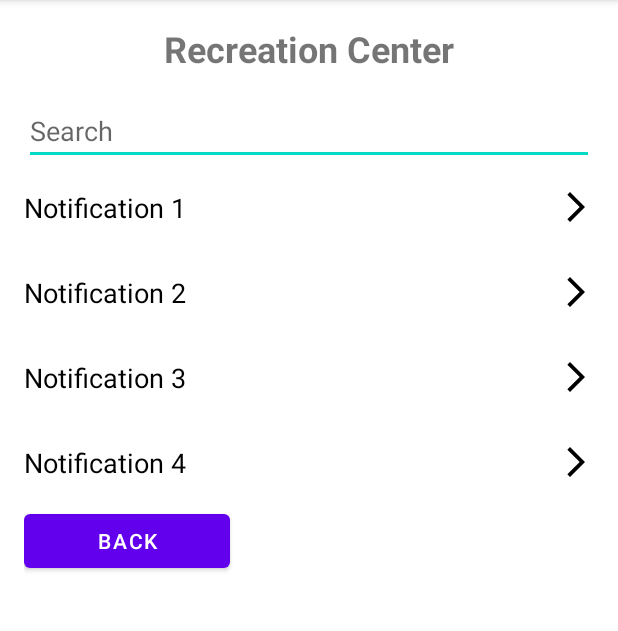
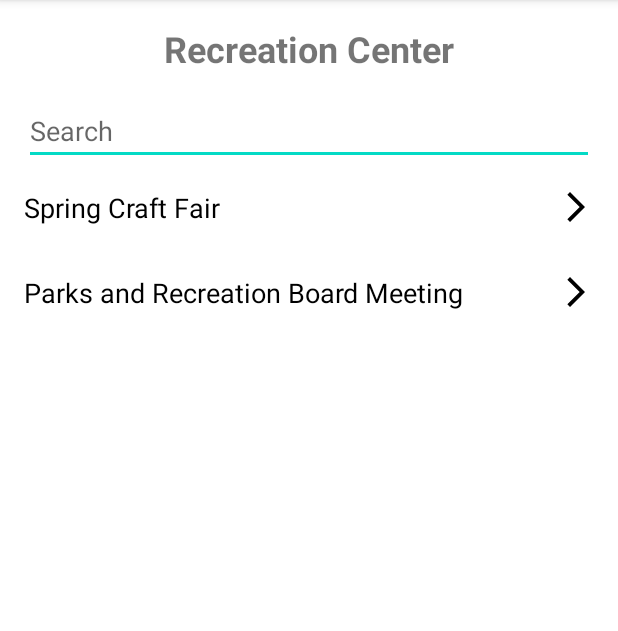
Before and after one commit to codebender14/app_NW_Ravens, an Android app: the RcNotificationSpecificActivity screen opened directly, with no data from a screen before it, on a phone screen of 412 x 824 dp, the part 84-715 px from its top. Run offline under Robolectric (Android 15) with nearby library versions, the phone set to English and light mode, and no system bars.

Commit message:
S550031 Mounika Annabathina updated notifications for Recreation Center

```diff
--- a/app/src/main/java/com/example/nwravens/RcNotificationSpecificActivity.java
+++ b/app/src/main/java/com/example/nwravens/RcNotificationSpecificActivity.java
@@ -19,15 +19,15 @@ public class RcNotificationSpecificActivity extends AppCompatActivity {
     protected void onCreate(Bundle savedInstanceState) {
         super.onCreate(savedInstanceState);
         setContentView(R.layout.activity_rc_notification_specific);
-        backButton = findViewById(R.id.button);
-        backButton.setOnClickListener(new View.OnClickListener() {
-            @Override
-            public void onClick(View v) {
-                Intent intent = new Intent(RcNotificationSpecificActivity.this, NotificationHomeActivity.class);
-                startActivity(intent);
-                finish();
-            }
-        });
+//        backButton = findViewById(R.id.button);
+//        backButton.setOnClickListener(new View.OnClickListener() {
+//            @Override
+//            public void onClick(View v) {
+//                Intent intent = new Intent(RcNotificationSpecificActivity.this, NotificationHomeActivity.class);
+//                startActivity(intent);
+//                finish();
+//            }
+//        });
         category1TextView = findViewById(R.id.noti1);
         category1TextView.setOnClickListener(new View.OnClickListener() {
             @Override
@@ -44,21 +44,21 @@ public class RcNotificationSpecificActivity extends AppCompatActivity {
                 startActivity(intent);
             }
         });
-        category3TextView = findViewById(R.id.noti3);
-        category3TextView.setOnClickListener(new View.OnClickListener() {
-            @Override
-            public void onClick(View v) {
-                Intent intent = new Intent(RcNotificationSpecificActivity.this, RcNotification3DescriptionActivity.class);
-                startActivity(intent);
-            }
-        });
-        category4TextView = findViewById(R.id.noti4);
-        category4TextView.setOnClickListener(new View.OnClickListener() {
-            @Override
-            public void onClick(View v) {
-                Intent intent = new Intent(RcNotificationSpecificActivity.this, RcNotification4DescriptionActivity.class);
-                startActivity(intent);
-            }
-        });
+//        category3TextView = findViewById(R.id.noti3);
+//        category3TextView.setOnClickListener(new View.OnClickListener() {
+//            @Override
+//            public void onClick(View v) {
+//                Intent intent = new Intent(RcNotificationSpecificActivity.this, RcNotification3DescriptionActivity.class);
+//                startActivity(intent);
+//            }
+//        });
+//        category4TextView = findViewById(R.id.noti4);
+//        category4TextView.setOnClickListener(new View.OnClickListener() {
+//            @Override
+//            public void onClick(View v) {
+//                Intent intent = new Intent(RcNotificationSpecificActivity.this, RcNotification4DescriptionActivity.class);
+//                startActivity(intent);
+//            }
+//        });
     }
 }
--- a/app/src/main/res/layout/activity_rc_notification_specific.xml
+++ b/app/src/main/res/layout/activity_rc_notification_specific.xml
@@ -35,7 +35,7 @@
         android:onClick="onClick"
         android:paddingTop="16dp"
         android:paddingBottom="16dp"
-        android:text="Notification 1"
+        android:text="Spring Craft Fair"
         android:textColor="@color/black"
         android:textSize="18sp" />
     <!-- Notification 2 -->
@@ -47,39 +47,39 @@
         android:onClick="onClick"
         android:paddingTop="16dp"
         android:paddingBottom="16dp"
-        android:text="Notification 2"
+        android:text="Parks and Recreation Board Meeting"
         android:textColor="@color/black"
         android:textSize="18sp" />
     <!-- Notification 3 -->
-    <TextView
-        android:id="@+id/noti3"
-        android:layout_width="match_parent"
-        android:layout_height="wrap_content"
-        android:drawableEnd="@drawable/ic_forward_arrow"
-        android:onClick="onClick"
-        android:paddingTop="16dp"
-        android:paddingBottom="16dp"
-        android:text="Notification 3"
-        android:textColor="@color/black"
-        android:textSize="18sp" />
+<!--    <TextView-->
+<!--        android:id="@+id/noti3"-->
+<!--        android:layout_width="match_parent"-->
+<!--        android:layout_height="wrap_content"-->
+<!--        android:drawableEnd="@drawable/ic_forward_arrow"-->
+<!--        android:onClick="onClick"-->
+<!--        android:paddingTop="16dp"-->
+<!--        android:paddingBottom="16dp"-->
+<!--        android:text="Notification 3"-->
+<!--        android:textColor="@color/black"-->
+<!--        android:textSize="18sp" />-->
     <!-- Notification 4 -->
-    <TextView
-        android:id="@+id/noti4"
-        android:layout_width="match_parent"
-        android:layout_height="wrap_content"
-        android:drawableEnd="@drawable/ic_forward_arrow"
-        android:onClick="onClick"
-        android:paddingTop="16dp"
-        android:paddingBottom="16dp"
-        android:text="Notification 4"
-        android:textColor="@color/black"
-        android:textSize="18sp" />
+<!--    <TextView-->
+<!--        android:id="@+id/noti4"-->
+<!--        android:layout_width="match_parent"-->
+<!--        android:layout_height="wrap_content"-->
+<!--        android:drawableEnd="@drawable/ic_forward_arrow"-->
+<!--        android:onClick="onClick"-->
+<!--        android:paddingTop="16dp"-->
+<!--        android:paddingBottom="16dp"-->
+<!--        android:text="Notification 4"-->
+<!--        android:textColor="@color/black"-->
+<!--        android:textSize="18sp" />-->
 
-    <Button
-        android:id="@+id/button"
-        android:layout_width="137dp"
-        android:layout_height="wrap_content"
-        android:text="Back" />
+<!--    <Button-->
+<!--        android:id="@+id/button"-->
+<!--        android:layout_width="137dp"-->
+<!--        android:layout_height="wrap_content"-->
+<!--        android:text="Back" />-->
 
 
 </LinearLayout>
```
Also changed, not shown: app/src/main/java/com/example/nwravens/RcNotification1DescriptionActivity.java (+9 -9 lines), app/src/main/java/com/example/nwravens/RcNotification2DescriptionActivity.java (+9 -9 lines), app/src/main/res/layout/activity_rc_notification1_description.xml (+16 -6 lines), app/src/main/res/layout/activity_rc_notification2_description.xml (+14 -6 lines), app/src/main/res/drawable-v24/rec1.png (added), app/src/main/res/drawable-v24/rec2.png (added), 1 other file.
